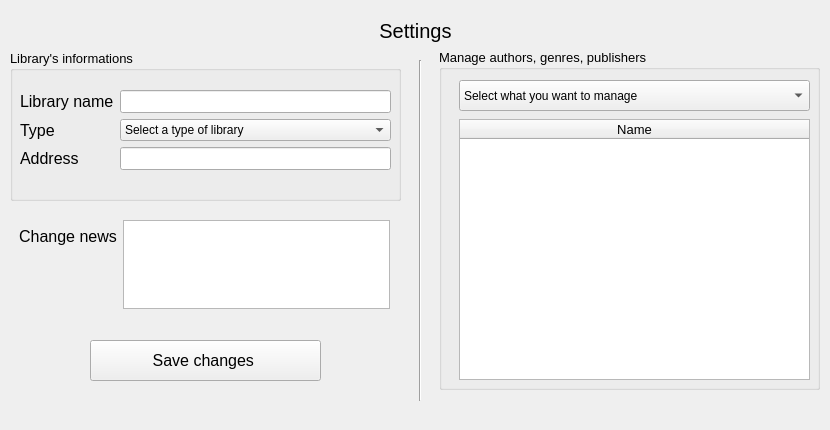
Old version of the form source/settings.ui in the repository sophieham/Glybook.
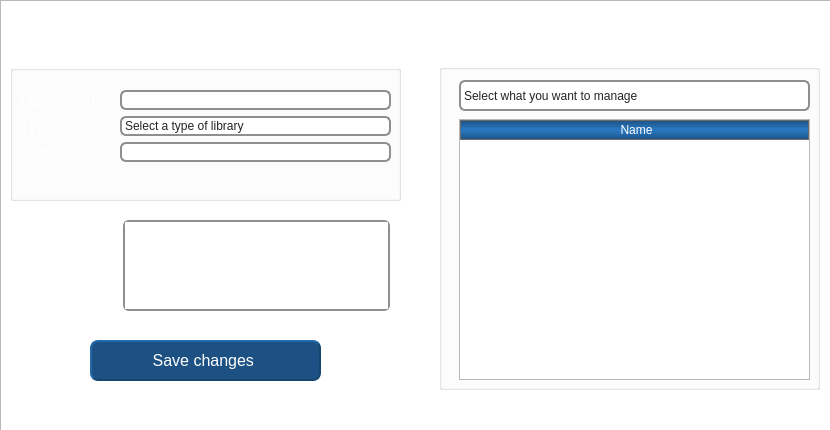
New version of the form. Icons and pictures are not drawn.

Patch:
```diff
--- a/source/settings.ui
+++ b/source/settings.ui
@@ -20,6 +20,70 @@
    <iconset resource="resource.qrc">
     <normaloff>:/icons/icon_final.ico</normaloff>:/icons/icon_final.ico</iconset>
   </property>
+  <property name="styleSheet">
+   <string notr="true">QGroupBox::title{
+color:white;
+}
+
+QHeaderView::section {
+    background-color: qlineargradient(spread:reflect, x1:1, y1:0, x2:1, y2:1, stop:0 rgba(29, 81, 131, 255), stop:0.502183 rgba(42, 121, 195, 255), stop:1 rgba(29, 81, 131, 255));
+    color: white;
+    padding-left: 4px;
+    border: 1px solid #6c6c6c;
+}
+
+QHeaderView::section:checked
+{
+    font-weight:bold;
+}
+
+QTableWidget::item::selected{
+	background-color:blue;
+}
+
+QTableWidget::item:selected:active {
+    background: #e5f3ff;
+	color: black;
+}
+
+QTableWidget::item:hover {
+    background:  #e5f3ff;
+}
+
+QLineEdit {
+border: 2px solid #8f8f91;
+border-radius: 6px;
+   /* background-image: url(:/icons/search.png);
+    background-repeat: no-repeat;
+    background-position: left;*/
+    color: #252424;
+    font-family: SegoeUI;
+    font-size: 12px;
+}
+
+
+QComboBox{
+	color: #252424;
+    font-family: SegoeUI;
+    font-size: 12px;
+	border: 2px solid #8f8f91;
+	border-radius: 6px;
+}
+
+QComboBox::drop-down {
+    width: 18px;
+    border-left-color: rgb(68, 68, 68);
+    border-left-style: solid;
+}
+
+QComboBox::down-arrow {
+	margin-right:5px;
+    image: url(:/icons/down-arrow.png);
+	background-color: white;
+}
+
+</string>
+  </property>
   <widget class="QLabel" name="title">
    <property name="geometry">
     <rect>
@@ -34,6 +98,9 @@
      <pointsize>15</pointsize>
     </font>
    </property>
+   <property name="styleSheet">
+    <string notr="true">color: white;</string>
+   </property>
    <property name="text">
     <string>Settings</string>
    </property>
@@ -47,7 +114,7 @@
      <x>19</x>
      <y>220</y>
      <width>371</width>
-     <height>89</height>
+     <height>91</height>
     </rect>
    </property>
    <layout class="QFormLayout" name="formLayout_2">
@@ -58,6 +125,9 @@
         <pointsize>12</pointsize>
        </font>
       </property>
+      <property name="styleSheet">
+       <string notr="true">color: white;</string>
+      </property>
       <property name="text">
        <string>Change news</string>
       </property>
@@ -67,7 +137,17 @@
      </widget>
     </item>
     <item row="0" column="1">
-     <widget class="QPlainTextEdit" name="changeNewsTextEdit"/>
+     <widget class="QPlainTextEdit" name="changeNewsTextEdit">
+      <property name="styleSheet">
+       <string notr="true">QPlainTextEdit {
+	border: 2px solid #8f8f91;
+	border-radius: 6px;
+ 	color: #252424;
+    font-family: SegoeUI;
+    font-size: 12px;
+}</string>
+      </property>
+     </widget>
     </item>
    </layout>
   </widget>
@@ -88,6 +168,28 @@
    <property name="layoutDirection">
     <enum>Qt::RightToLeft</enum>
    </property>
+   <property name="styleSheet">
+    <string notr="true">
+QPushButton {
+	color: white;
+	border-radius: 8px;
+	background-color: rgb(29, 81, 131);
+    border-style: outset;
+    border-width: 2px;
+    border-color:rgb(24, 70, 113);
+    padding: 6px;
+}
+QPushButton:pressed {
+    border-style: inset;
+}
+
+QPushButton:hover {
+	background-color: rgb(23, 66, 106);
+    color:white;
+    border-style: outset;
+}
+</string>
+   </property>
    <property name="text">
     <string>Save changes </string>
    </property>
@@ -136,6 +238,9 @@
          <pointsize>12</pointsize>
         </font>
        </property>
+       <property name="styleSheet">
+        <string notr="true">color: white;</string>
+       </property>
        <property name="text">
         <string>Library name</string>
        </property>
@@ -151,6 +256,9 @@
          <pointsize>12</pointsize>
         </font>
        </property>
+       <property name="styleSheet">
+        <string notr="true">color: white;</string>
+       </property>
        <property name="text">
         <string>Type</string>
        </property>
@@ -160,7 +268,8 @@
       <widget class="QComboBox" name="typeComboBox">
        <property name="font">
         <font>
-         <pointsize>9</pointsize>
+         <family>SegoeUI</family>
+         <pointsize>-1</pointsize>
         </font>
        </property>
        <item>
@@ -192,6 +301,9 @@
          <pointsize>12</pointsize>
         </font>
        </property>
+       <property name="styleSheet">
+        <string notr="true">color: white;</string>
+       </property>
        <property name="text">
         <string>Address</string>
        </property>
@@ -261,7 +373,8 @@
     </property>
     <property name="font">
      <font>
-      <pointsize>9</pointsize>
+      <family>SegoeUI</family>
+      <pointsize>-1</pointsize>
      </font>
     </property>
     <property name="layoutDirection">
@@ -289,19 +402,26 @@
     </item>
    </widget>
   </widget>
-  <widget class="Line" name="line">
+  <widget class="QGraphicsView" name="graphicsView">
    <property name="geometry">
     <rect>
-     <x>410</x>
-     <y>60</y>
-     <width>20</width>
-     <height>341</height>
+     <x>0</x>
+     <y>0</y>
+     <width>831</width>
+     <height>431</height>
     </rect>
    </property>
-   <property name="orientation">
-    <enum>Qt::Vertical</enum>
+   <property name="styleSheet">
+    <string notr="true">background-image: url(:/icons/fond.jpg);
+background-position: right center;</string>
    </property>
   </widget>
+  <zorder>graphicsView</zorder>
+  <zorder>title</zorder>
+  <zorder>formLayoutWidget_2</zorder>
+  <zorder>saveButton</zorder>
+  <zorder>groupBox</zorder>
+  <zorder>groupBox_2</zorder>
  </widget>
  <resources>
   <include location="resource.qrc"/>
```
